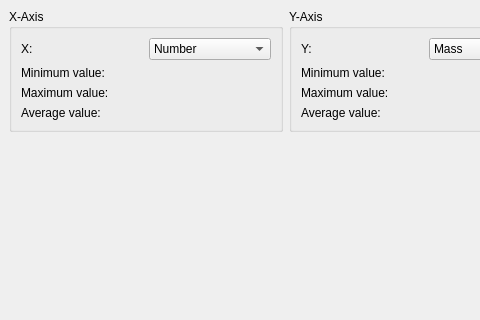
The window that src/plotsetupwidget.ui (KDE/kalzium) describes before a commit, drawn with Qt 5; both pictures show x 0 to 480 and y 0 to 320 of the 851 by 433 pixel window.
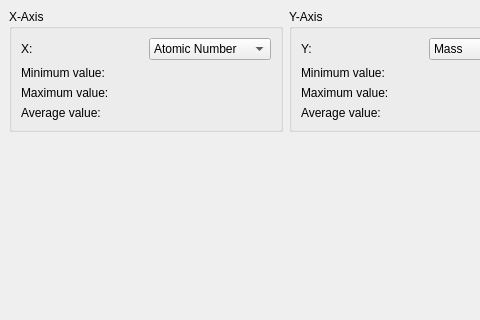
The same window after the commit. Custom widgets are drawn as their Qt base class.

Commit message: Number -> Atomic Number I wanted to just add context but designed does not let you add context for combo items :( Carsten can you please verify the change is Ok according to your explanation about "Number" in the kde-i18n-doc thread?

What changed in the file:
```diff
--- a/src/plotsetupwidget.ui
+++ b/src/plotsetupwidget.ui
@@ -152,7 +152,7 @@
           </property>
           <item>
            <property name="text" >
-            <string>Number</string>
+            <string>Atomic Number</string>
            </property>
           </item>
           <item>
```
Left out of the diff: 2 changed lines with no effect on the pictures.
